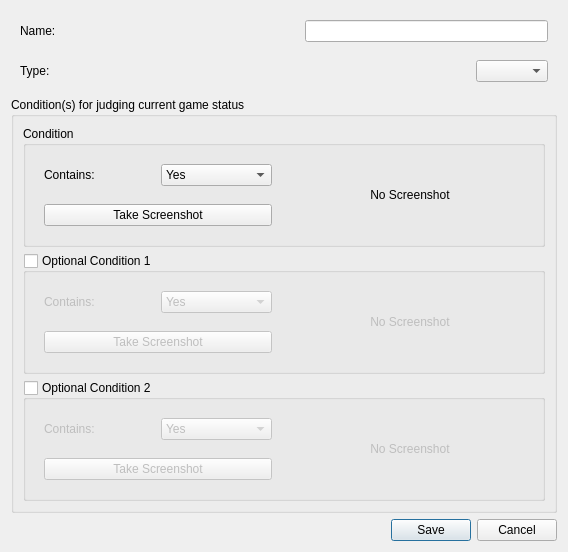
First picture: the form in gui/Ui_StatusEditWidget.ui, repository SeptemberHX/AutoGameTools, before the edit.
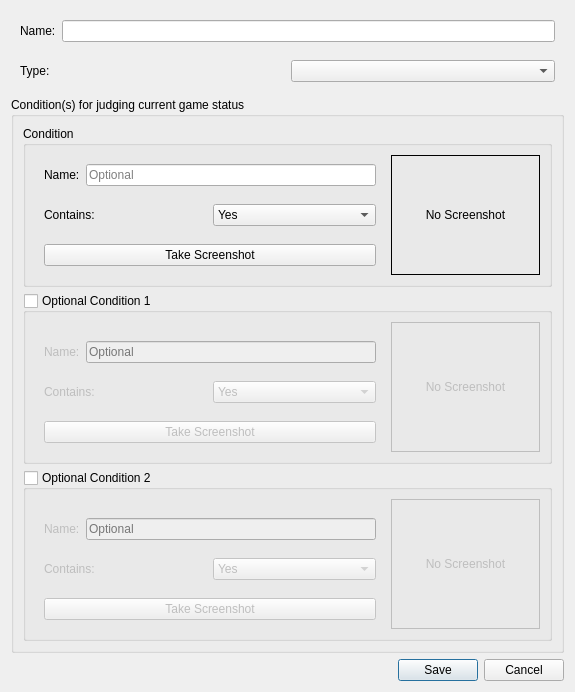
Second picture: the form after the edit.

Commit message: add: state edit widget and action edit widget add: screenshot integrated change: use resource file

Diff of the .ui file:
```diff
--- a/gui/Ui_StatusEditWidget.ui
+++ b/gui/Ui_StatusEditWidget.ui
@@ -6,8 +6,8 @@
    <rect>
     <x>0</x>
     <y>0</y>
-    <width>568</width>
-    <height>513</height>
+    <width>575</width>
+    <height>650</height>
    </rect>
   </property>
   <property name="windowTitle">
@@ -42,19 +42,6 @@
            </property>
           </widget>
          </item>
-         <item>
-          <spacer name="horizontalSpacer_2">
-           <property name="orientation">
-            <enum>Qt::Horizontal</enum>
-           </property>
-           <property name="sizeHint" stdset="0">
-            <size>
-             <width>40</width>
-             <height>20</height>
-            </size>
-           </property>
-          </spacer>
-         </item>
          <item>
           <widget class="QLineEdit" name="name_lineEdit"/>
          </item>
@@ -71,19 +58,6 @@
            </property>
           </widget>
          </item>
-         <item>
-          <spacer name="horizontalSpacer">
-           <property name="orientation">
-            <enum>Qt::Horizontal</enum>
-           </property>
-           <property name="sizeHint" stdset="0">
-            <size>
-             <width>40</width>
-             <height>20</height>
-            </size>
-           </property>
-          </spacer>
-         </item>
          <item>
           <widget class="QComboBox" name="type_comboBox"/>
          </item>
@@ -113,6 +87,12 @@
         <layout class="QHBoxLayout" name="horizontalLayout_3">
          <item>
           <widget class="QWidget" name="widget_4" native="true">
+           <property name="maximumSize">
+            <size>
+             <width>350</width>
+             <height>16777215</height>
+            </size>
+           </property>
            <layout class="QVBoxLayout" name="verticalLayout_3">
             <property name="spacing">
              <number>0</number>
@@ -129,6 +109,26 @@
             <property name="bottomMargin">
              <number>0</number>
             </property>
+            <item>
+             <widget class="QWidget" name="widget_13" native="true">
+              <layout class="QHBoxLayout" name="horizontalLayout_12">
+               <item>
+                <widget class="QLabel" name="label_3">
+                 <property name="text">
+                  <string>Name:</string>
+                 </property>
+                </widget>
+               </item>
+               <item>
+                <widget class="QLineEdit" name="condition_name">
+                 <property name="placeholderText">
+                  <string>Optional</string>
+                 </property>
+                </widget>
+               </item>
+              </layout>
+             </widget>
+            </item>
             <item>
              <widget class="QWidget" name="widget_5" native="true">
               <layout class="QHBoxLayout" name="horizontalLayout_4">
@@ -174,6 +174,9 @@
          </item>
          <item>
           <widget class="QLabel" name="preview_label">
+           <property name="frameShape">
+            <enum>QFrame::Box</enum>
+           </property>
            <property name="text">
             <string>No Screenshot</string>
            </property>
@@ -205,6 +208,12 @@
         <layout class="QHBoxLayout" name="horizontalLayout_6">
          <item>
           <widget class="QWidget" name="widget_7" native="true">
+           <property name="maximumSize">
+            <size>
+             <width>350</width>
+             <height>16777215</height>
+            </size>
+           </property>
            <layout class="QVBoxLayout" name="verticalLayout_4">
             <property name="spacing">
              <number>0</number>
@@ -213,7 +222,7 @@
              <number>0</number>
             </property>
             <property name="topMargin">
-             <number>0</number>
+             <number>10</number>
             </property>
             <property name="rightMargin">
              <number>0</number>
@@ -221,6 +230,26 @@
             <property name="bottomMargin">
              <number>0</number>
             </property>
+            <item>
+             <widget class="QWidget" name="widget_14" native="true">
+              <layout class="QHBoxLayout" name="horizontalLayout_13">
+               <item>
+                <widget class="QLabel" name="label_6">
+                 <property name="text">
+                  <string>Name:</string>
+                 </property>
+                </widget>
+               </item>
+               <item>
+                <widget class="QLineEdit" name="condition_name_1">
+                 <property name="placeholderText">
+                  <string>Optional</string>
+                 </property>
+                </widget>
+               </item>
+              </layout>
+             </widget>
+            </item>
             <item>
              <widget class="QWidget" name="widget_8" native="true">
               <layout class="QHBoxLayout" name="horizontalLayout_7">
@@ -266,6 +295,9 @@
          </item>
          <item>
           <widget class="QLabel" name="preview_label_1">
+           <property name="frameShape">
+            <enum>QFrame::Box</enum>
+           </property>
            <property name="text">
             <string>No Screenshot</string>
            </property>
@@ -297,6 +329,12 @@
         <layout class="QHBoxLayout" name="horizontalLayout_9">
          <item>
           <widget class="QWidget" name="widget_10" native="true">
+           <property name="maximumSize">
+            <size>
+             <width>350</width>
+             <height>16777215</height>
+            </size>
+           </property>
            <layout class="QVBoxLayout" name="verticalLayout_5">
             <property name="spacing">
              <number>0</number>
@@ -305,7 +343,7 @@
              <number>0</number>
             </property>
             <property name="topMargin">
-             <number>0</number>
+             <number>10</number>
             </property>
             <property name="rightMargin">
              <number>0</number>
@@ -313,6 +351,29 @@
             <property name="bottomMargin">
              <number>0</number>
             </property>
+            <item>
+             <widget class="QWidget" name="widget_15" native="true">
+              <layout class="QHBoxLayout" name="horizontalLayout_14">
+               <item>
+                <widget class="QLabel" name="label_8">
+                 <property name="text">
+                  <string>Name:</string>
+                 </property>
+                </widget>
+               </item>
+               <item>
+                <widget class="QLineEdit" name="condition_name_2">
+                 <property name="text">
+                  <string/>
+                 </property>
+                 <property name="placeholderText">
+                  <string>Optional</string>
+                 </property>
+                </widget>
+               </item>
+              </layout>
+             </widget>
+            </item>
             <item>
              <widget class="QWidget" name="widget_11" native="true">
               <layout class="QHBoxLayout" name="horizontalLayout_10">
@@ -358,6 +419,9 @@
          </item>
          <item>
           <widget class="QLabel" name="preview_label_2">
+           <property name="frameShape">
+            <enum>QFrame::Box</enum>
+           </property>
            <property name="text">
             <string>No Screenshot</string>
            </property>
```
Left out of the diff: 8 changed lines with no effect on the pictures. The commit also changes 36 other files.
